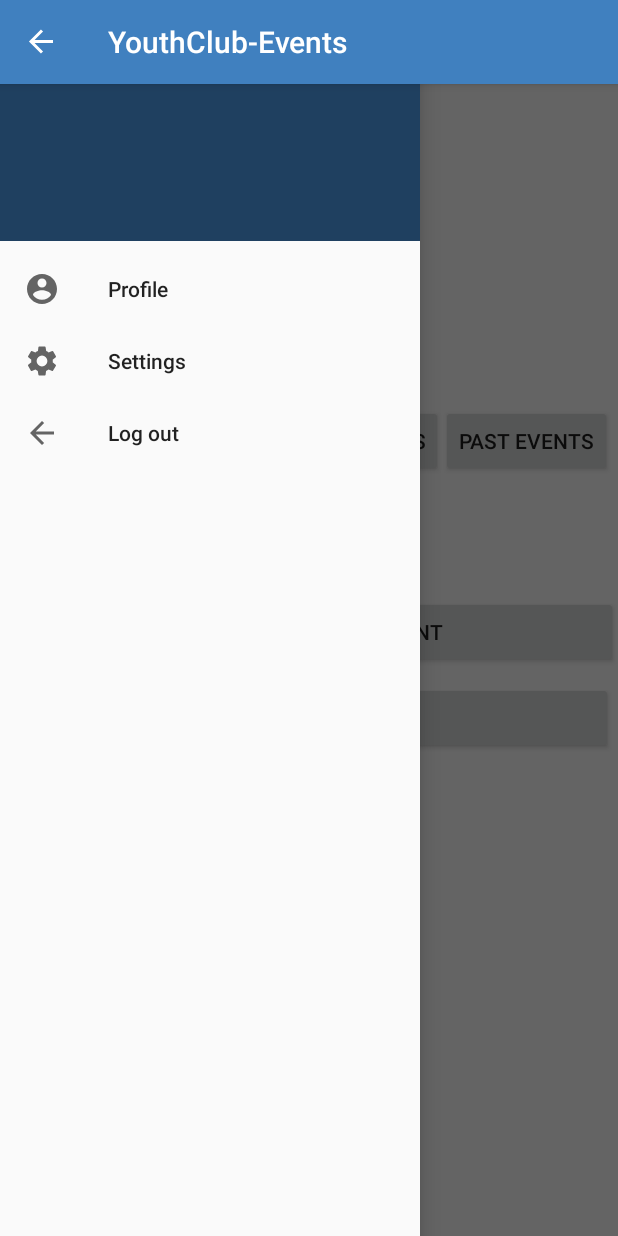
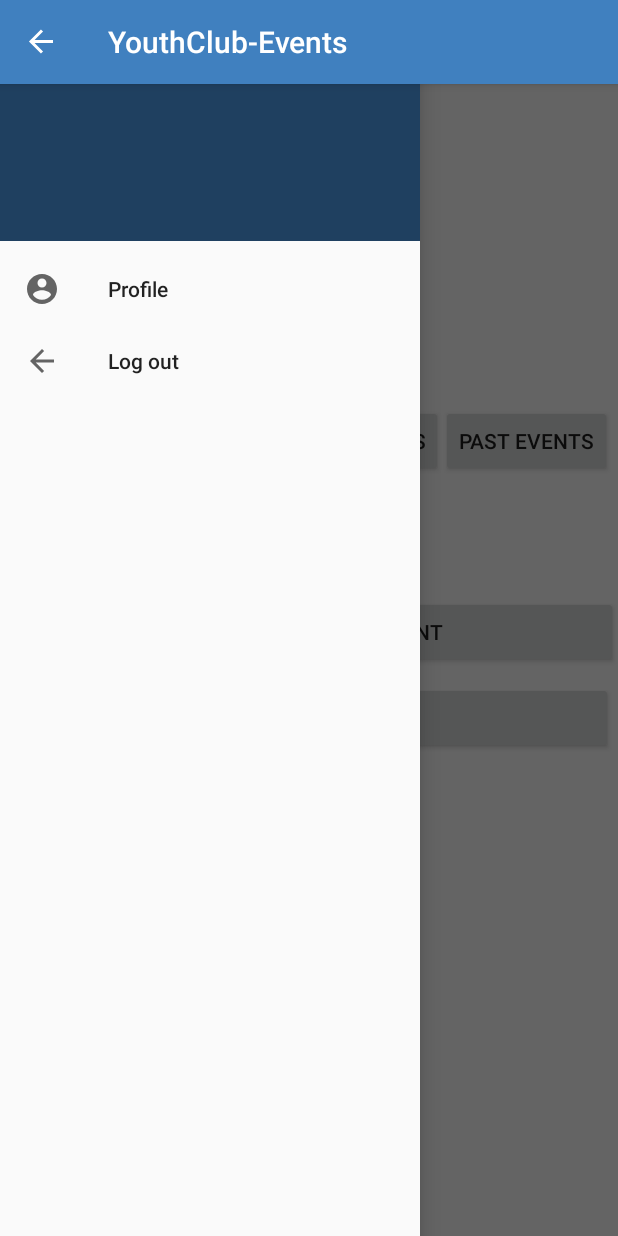
Before and after one commit to Pyry-Santahuhta/YouthClub-Events, an Android app: the screen it shows after launch once a user with an empty profile is signed in (MainActivity), with the side drawer open, on a phone screen of 412 x 824 dp. Run offline under Robolectric (Android 15) with nearby library versions, the phone set to English and light mode, and no system bars; our stand-ins replace Firebase (no records; nobody signed in at launch, a user with empty details on screens opened directly); 2 statements that could not run were skipped.

Commit message:
Minor fixes

```diff
--- a/app/src/main/AndroidManifest.xml
+++ b/app/src/main/AndroidManifest.xml
@@ -19,10 +19,6 @@
                 <category android:name="android.intent.category.LAUNCHER" />
             </intent-filter>
         </activity>
-        <activity
-            android:name=".settingsActivity"
-            android:label="@string/settings"
-            android:parentActivityName=".MainActivity" />
         <activity
             android:name=".eventListActivity"
             android:label="@string/eventlist"
--- a/app/src/main/java/com/example/youthclub_events/eventListActivity.java
+++ b/app/src/main/java/com/example/youthclub_events/eventListActivity.java
@@ -3,7 +3,6 @@ package com.example.youthclub_events;
 import android.content.Context;
 import android.content.Intent;
 import android.os.Bundle;
-import android.provider.ContactsContract;
 import android.view.View;
 
 import androidx.annotation.NonNull;
@@ -48,7 +47,7 @@ public class eventListActivity extends AppCompatActivity {
             public void onDataChange(@NonNull DataSnapshot dataSnapshot) {
                 user = dataSnapshot.getValue(User.class);
                 /* Waiting for the user info before opening the  */
-                recyclerAdapter = new MainAdapter(eventsList, context, user);
+                recyclerAdapter = new ListEventsAdapter(eventsList, context, user);
                 eventsRecyclerView.setAdapter(recyclerAdapter);
             }
             @Override
--- a/app/src/main/java/com/example/youthclub_events/eventsInProgressActivity.java
+++ b/app/src/main/java/com/example/youthclub_events/eventsInProgressActivity.java
@@ -6,9 +6,7 @@ import androidx.recyclerview.widget.LinearLayoutManager;
 import androidx.recyclerview.widget.RecyclerView;
 
 import android.content.Context;
-import android.content.Intent;
 import android.os.Bundle;
-import android.view.View;
 
 import com.google.firebase.auth.FirebaseAuth;
 import com.google.firebase.auth.FirebaseUser;
@@ -43,7 +41,7 @@ public class eventsInProgressActivity extends AppCompatActivity {
             @Override
             public void onDataChange(@NonNull DataSnapshot dataSnapshot) {
                 User user = dataSnapshot.getValue(User.class);
-                recyclerAdapter = new SecondaryAdapter(eventInProgressList, context, user);
+                recyclerAdapter = new EventsInProgressAdapter(eventInProgressList, context, user);
                 eventsInProgressRecyclerView.setAdapter(recyclerAdapter);
             }
             @Override
--- a/app/src/main/res/layout/activity_main.xml
+++ b/app/src/main/res/layout/activity_main.xml
@@ -73,9 +73,10 @@
             android:layout_alignParentStart="true"
             android:layout_alignParentLeft="true"
             android:layout_alignParentTop="true"
-            android:layout_marginStart="17dp"
-            android:layout_marginLeft="17dp"
-            android:layout_marginTop="3dp"
+            android:layout_marginStart="76dp"
+            android:layout_marginLeft="76dp"
+            android:layout_marginTop="45dp"
+            android:textColor="@color/colorPrimary"
             android:textSize="24sp" />
     </RelativeLayout>
 
--- a/app/src/main/res/menu/navigation_menu.xml
+++ b/app/src/main/res/menu/navigation_menu.xml
@@ -3,10 +3,6 @@
     <item android:id="@+id/profile"
         android:icon="@drawable/profile"
         android:title="@string/profile"/>
-
-    <item android:id="@+id/settings"
-        android:icon="@drawable/settings"
-        android:title="@string/settings"/>
     <item android:id="@+id/log_out"
         android:icon="@drawable/logout"
         android:title="@string/log_out"/>
```
Also changed, not shown: app/src/main/java/com/example/youthclub_events/EventsInProgressAdapter.java (renamed from app/src/main/java/com/example/youthclub_events/SecondaryAdapter.java, +4 -5 lines), app/src/main/java/com/example/youthclub_events/ListEventsAdapter.java (renamed from app/src/main/java/com/example/youthclub_events/MainAdapter.java, +4 -4 lines), app/src/main/java/com/example/youthclub_events/MainActivity.java (+2 -8 lines), app/src/main/java/com/example/youthclub_events/settingsActivity.java (deleted, +0 -39 lines).
